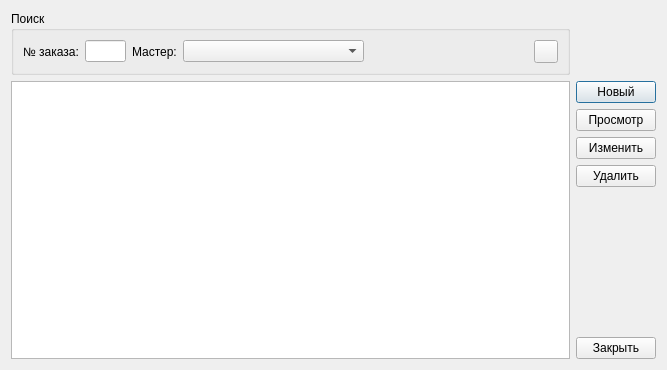
Feo-d-oR/YARC, file RepairCenter/jrndiagreports.ui: the form before one commit.
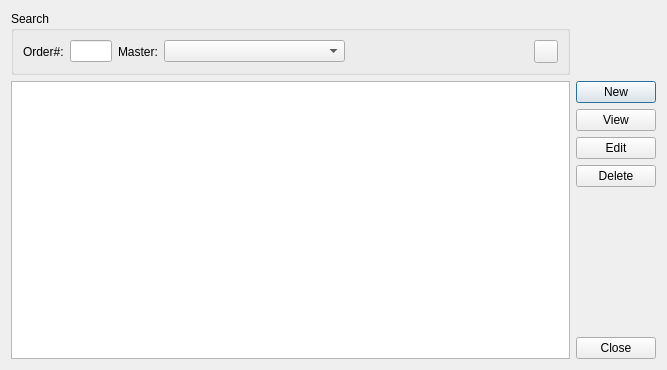
The form after the commit. Icons and pictures are not drawn.

Patch:
```diff
--- a/RepairCenter/jrndiagreports.ui
+++ b/RepairCenter/jrndiagreports.ui
@@ -21,13 +21,13 @@
    <item row="0" column="0">
     <widget class="QGroupBox" name="groupBox">
      <property name="title">
-      <string>Поиск</string>
+      <string>Search</string>
      </property>
      <layout class="QHBoxLayout" name="horizontalLayout">
       <item>
        <widget class="QLabel" name="label_2">
         <property name="text">
-         <string>№ заказа:</string>
+         <string>Order#:</string>
         </property>
        </widget>
       </item>
@@ -50,7 +50,7 @@
       <item>
        <widget class="QLabel" name="label">
         <property name="text">
-         <string>Мастер:</string>
+         <string>Master:</string>
         </property>
        </widget>
       </item>
@@ -112,7 +112,7 @@
      <item>
       <widget class="QPushButton" name="bAdd">
        <property name="text">
-        <string>Новый</string>
+        <string>New</string>
        </property>
        <property name="icon">
         <iconset>
@@ -124,7 +124,7 @@
      <item>
       <widget class="QPushButton" name="bView">
        <property name="text">
-        <string>Просмотр</string>
+        <string>View</string>
        </property>
        <property name="icon">
         <iconset resource="Icons.qrc">
@@ -135,7 +135,7 @@
      <item>
       <widget class="QPushButton" name="bEdit">
        <property name="text">
-        <string>Изменить</string>
+        <string>Edit</string>
        </property>
        <property name="icon">
         <iconset resource="Icons.qrc">
@@ -146,7 +146,7 @@
      <item>
       <widget class="QPushButton" name="bDelete">
        <property name="text">
-        <string>Удалить</string>
+        <string>Delete</string>
        </property>
        <property name="icon">
         <iconset>
@@ -171,7 +171,7 @@
      <item>
       <widget class="QPushButton" name="bClose">
        <property name="text">
-        <string>Закрыть</string>
+        <string>Close</string>
        </property>
        <property name="icon">
         <iconset>
```
Left out of the diff: 5 changed lines with no effect on the pictures.
